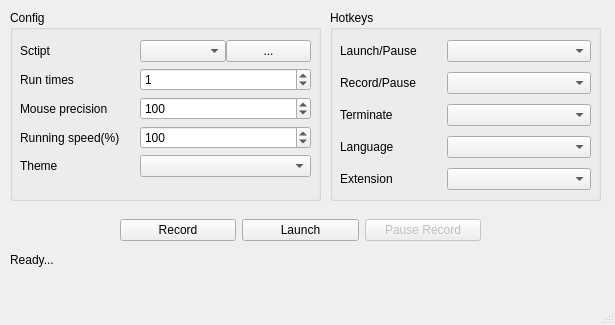
This is UIView.ui in taojy123/KeymouseGo as Qt 5 draws it before an edit. The edited form follows.
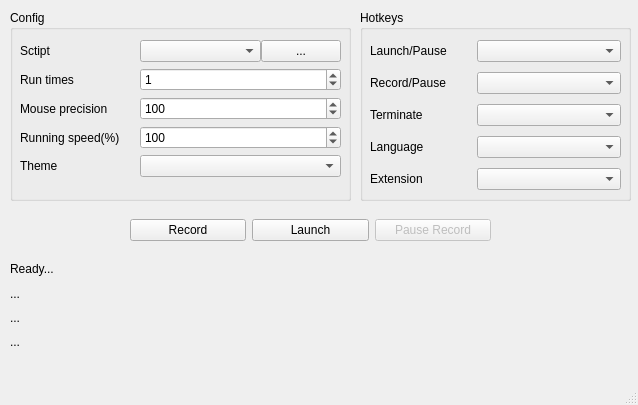
This is the edited form. Icons and pictures are not drawn.

Commit message: feat:detailed log view

```diff
--- a/UIView.ui
+++ b/UIView.ui
@@ -6,8 +6,8 @@
    <rect>
     <x>0</x>
     <y>0</y>
-    <width>615</width>
-    <height>325</height>
+    <width>638</width>
+    <height>405</height>
    </rect>
   </property>
   <property name="windowTitle">
@@ -21,7 +21,7 @@
    <widget class="QGroupBox" name="groupBox">
     <property name="geometry">
      <rect>
-      <x>330</x>
+      <x>360</x>
       <y>10</y>
       <width>271</width>
       <height>191</height>
@@ -108,7 +108,7 @@
      <rect>
       <x>10</x>
       <y>10</y>
-      <width>311</width>
+      <width>341</width>
       <height>191</height>
      </rect>
     </property>
@@ -120,11 +120,14 @@
       <rect>
        <x>10</x>
        <y>30</y>
-       <width>291</width>
-       <height>151</height>
+       <width>321</width>
+       <height>153</height>
       </rect>
      </property>
      <layout class="QFormLayout" name="formLayout_2">
+      <property name="fieldGrowthPolicy">
+       <enum>QFormLayout::AllNonFixedFieldsGrow</enum>
+      </property>
       <property name="horizontalSpacing">
        <number>20</number>
       </property>
@@ -136,7 +139,19 @@
        </widget>
       </item>
       <item row="0" column="1">
-       <layout class="QGridLayout" name="gridLayout">
+       <layout class="QGridLayout" name="gridLayout" columnstretch="3,1">
+        <property name="sizeConstraint">
+         <enum>QLayout::SetFixedSize</enum>
+        </property>
+        <property name="leftMargin">
+         <number>0</number>
+        </property>
+        <property name="topMargin">
+         <number>0</number>
+        </property>
+        <property name="verticalSpacing">
+         <number>7</number>
+        </property>
         <item row="0" column="0">
          <widget class="QComboBox" name="choice_script"/>
         </item>
@@ -243,23 +258,10 @@
      </layout>
     </widget>
    </widget>
-   <widget class="QLabel" name="tnumrd">
-    <property name="geometry">
-     <rect>
-      <x>10</x>
-      <y>250</y>
-      <width>571</width>
-      <height>20</height>
-     </rect>
-    </property>
-    <property name="text">
-     <string>Ready...</string>
-    </property>
-   </widget>
    <widget class="QWidget" name="horizontalLayoutWidget">
     <property name="geometry">
      <rect>
-      <x>120</x>
+      <x>130</x>
       <y>210</y>
       <width>361</width>
       <height>41</height>
@@ -295,6 +297,46 @@
      </item>
     </layout>
    </widget>
+   <widget class="QWidget" name="verticalLayoutWidget">
+    <property name="geometry">
+     <rect>
+      <x>10</x>
+      <y>260</y>
+      <width>621</width>
+      <height>91</height>
+     </rect>
+    </property>
+    <layout class="QVBoxLayout" name="verticalLayout">
+     <item>
+      <widget class="QLabel" name="tnumrd">
+       <property name="text">
+        <string>Ready...</string>
+       </property>
+      </widget>
+     </item>
+     <item>
+      <widget class="QLabel" name="tevent1">
+       <property name="text">
+        <string>...</string>
+       </property>
+      </widget>
+     </item>
+     <item>
+      <widget class="QLabel" name="tevent2">
+       <property name="text">
+        <string>...</string>
+       </property>
+      </widget>
+     </item>
+     <item>
+      <widget class="QLabel" name="tevent3">
+       <property name="text">
+        <string>...</string>
+       </property>
+      </widget>
+     </item>
+    </layout>
+   </widget>
   </widget>
   <widget class="QMenuBar" name="menubar">
    <property name="geometry">
```
Left out of the diff: 2 changed lines with no effect on the pictures. The commit also changes 2 other files.
